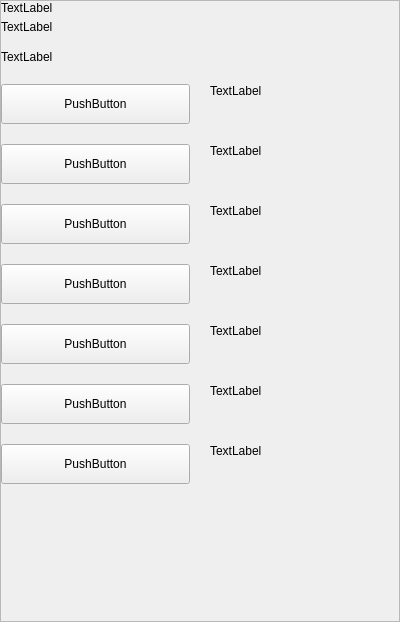
Qt form src/qt/vitae/settings/forms/settingswalletrepairwidget.ui (VitaeTeam/Vitae) before a commit.
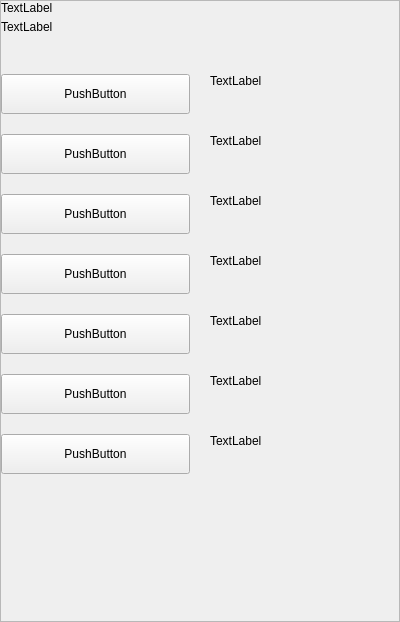
The same form after that commit.

Commit message: [GUI] settings display options show display unit fix, settings information show db version.

What changed in the file:
```diff
--- a/src/qt/vitae/settings/forms/settingswalletrepairwidget.ui
+++ b/src/qt/vitae/settings/forms/settingswalletrepairwidget.ui
@@ -123,29 +123,6 @@
             </item>
            </layout>
           </item>
-          <item>
-           <spacer name="verticalSpacer_2">
-            <property name="orientation">
-             <enum>Qt::Vertical</enum>
-            </property>
-            <property name="sizeType">
-             <enum>QSizePolicy::Fixed</enum>
-            </property>
-            <property name="sizeHint" stdset="0">
-             <size>
-              <width>20</width>
-              <height>16</height>
-             </size>
-            </property>
-           </spacer>
-          </item>
-          <item>
-           <widget class="QLabel" name="labelLocation">
-            <property name="text">
-             <string>TextLabel</string>
-            </property>
-           </widget>
-          </item>
           <item>
            <spacer name="verticalSpacer_4">
             <property name="orientation">
@@ -157,7 +134,7 @@
             <property name="sizeHint" stdset="0">
              <size>
               <width>20</width>
-              <height>20</height>
+              <height>40</height>
              </size>
             </property>
            </spacer>
```
The commit also changes 5 other files.
